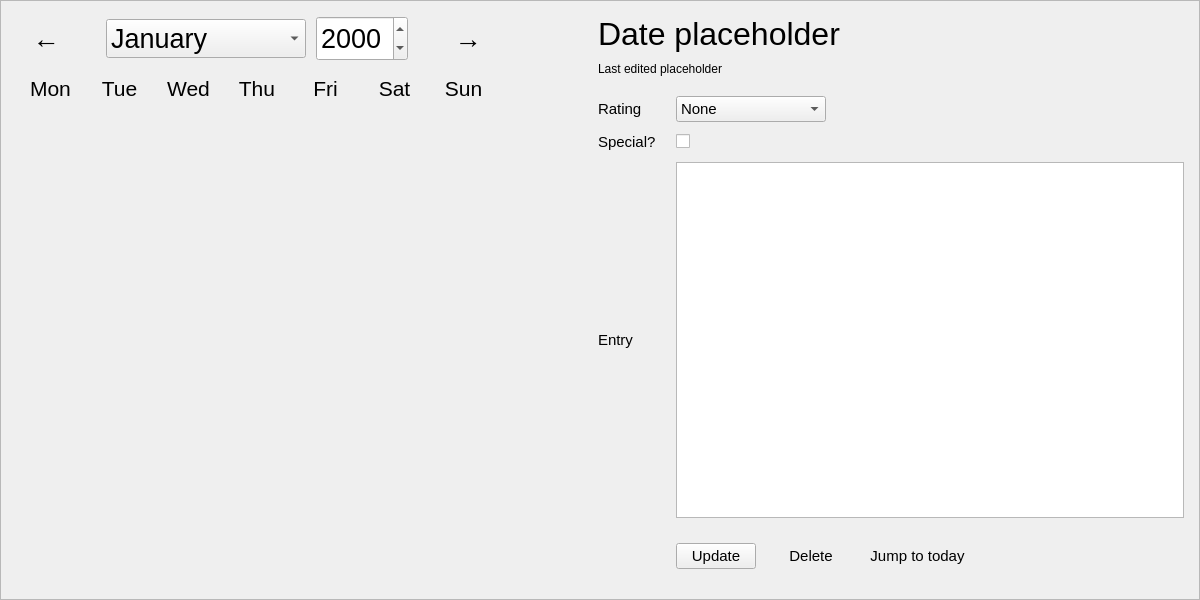
someretical/TheoreticalDiary, file src/gui/diaryeditor.ui: the form before one commit.
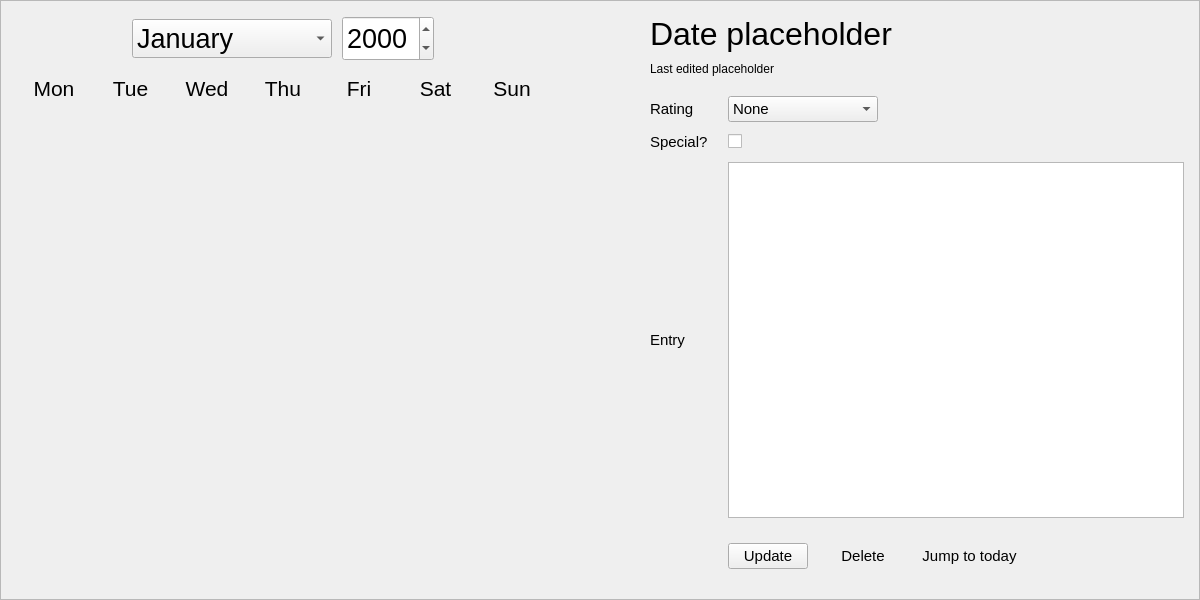
The form after the commit.

Patch:
```diff
--- a/src/gui/diaryeditor.ui
+++ b/src/gui/diaryeditor.ui
@@ -267,11 +267,45 @@
           <property name="verticalSpacing">
            <number>0</number>
           </property>
-          <item row="0" column="5">
+          <item row="0" column="4">
+           <widget class="QDateEdit" name="year_edit">
+            <property name="minimumSize">
+             <size>
+              <width>0</width>
+              <height>45</height>
+             </size>
+            </property>
+            <property name="font">
+             <font>
+              <pointsize>20</pointsize>
+             </font>
+            </property>
+            <property name="toolTip">
+             <string>Year edit</string>
+            </property>
+            <property name="displayFormat">
+             <string>yyyy</string>
+            </property>
+           </widget>
+          </item>
+          <item row="0" column="7">
+           <spacer name="horizontalSpacer_2">
+            <property name="orientation">
+             <enum>Qt::Horizontal</enum>
+            </property>
+            <property name="sizeHint" stdset="0">
+             <size>
+              <width>40</width>
+              <height>20</height>
+             </size>
+            </property>
+           </spacer>
+          </item>
+          <item row="0" column="6">
            <widget class="QPushButton" name="next_month">
             <property name="maximumSize">
              <size>
-              <width>60</width>
+              <width>40</width>
               <height>16777215</height>
              </size>
             </property>
@@ -287,7 +321,34 @@
              <string>Next month.</string>
             </property>
             <property name="text">
-             <string>→</string>
+             <string/>
+            </property>
+            <property name="flat">
+             <bool>true</bool>
+            </property>
+           </widget>
+          </item>
+          <item row="0" column="1">
+           <widget class="QPushButton" name="prev_month">
+            <property name="maximumSize">
+             <size>
+              <width>40</width>
+              <height>16777215</height>
+             </size>
+            </property>
+            <property name="font">
+             <font>
+              <pointsize>20</pointsize>
+             </font>
+            </property>
+            <property name="cursor">
+             <cursorShape>PointingHandCursor</cursorShape>
+            </property>
+            <property name="toolTip">
+             <string>Previous month.</string>
+            </property>
+            <property name="text">
+             <string/>
             </property>
             <property name="flat">
              <bool>true</bool>
@@ -295,6 +356,22 @@
            </widget>
           </item>
           <item row="0" column="2">
+           <spacer name="horizontalSpacer_3">
+            <property name="orientation">
+             <enum>Qt::Horizontal</enum>
+            </property>
+            <property name="sizeType">
+             <enum>QSizePolicy::Fixed</enum>
+            </property>
+            <property name="sizeHint" stdset="0">
+             <size>
+              <width>10</width>
+              <height>20</height>
+             </size>
+            </property>
+           </spacer>
+          </item>
+          <item row="0" column="3">
            <widget class="QComboBox" name="month_dropdown">
             <property name="minimumSize">
              <size>
@@ -375,7 +452,7 @@
             </item>
            </widget>
           </item>
-          <item row="0" column="4">
+          <item row="0" column="5">
            <spacer name="horizontalSpacer_4">
             <property name="orientation">
              <enum>Qt::Horizontal</enum>
@@ -385,71 +462,20 @@
             </property>
             <property name="sizeHint" stdset="0">
              <size>
-              <width>20</width>
+              <width>10</width>
               <height>20</height>
              </size>
             </property>
            </spacer>
           </item>
-          <item row="0" column="3">
-           <widget class="QDateEdit" name="year_edit">
-            <property name="minimumSize">
-             <size>
-              <width>0</width>
-              <height>45</height>
-             </size>
-            </property>
-            <property name="font">
-             <font>
-              <pointsize>20</pointsize>
-             </font>
-            </property>
-            <property name="toolTip">
-             <string>Year edit</string>
-            </property>
-            <property name="displayFormat">
-             <string>yyyy</string>
-            </property>
-           </widget>
-          </item>
           <item row="0" column="0">
-           <widget class="QPushButton" name="prev_month">
-            <property name="maximumSize">
-             <size>
-              <width>60</width>
-              <height>16777215</height>
-             </size>
-            </property>
-            <property name="font">
-             <font>
-              <pointsize>20</pointsize>
-             </font>
-            </property>
-            <property name="cursor">
-             <cursorShape>PointingHandCursor</cursorShape>
-            </property>
-            <property name="toolTip">
-             <string>Previous month.</string>
-            </property>
-            <property name="text">
-             <string>←</string>
-            </property>
-            <property name="flat">
-             <bool>true</bool>
-            </property>
-           </widget>
-          </item>
-          <item row="0" column="1">
-           <spacer name="horizontalSpacer_3">
+           <spacer name="horizontalSpacer_5">
             <property name="orientation">
              <enum>Qt::Horizontal</enum>
             </property>
-            <property name="sizeType">
-             <enum>QSizePolicy::Fixed</enum>
-            </property>
             <property name="sizeHint" stdset="0">
              <size>
-              <width>20</width>
+              <width>40</width>
               <height>20</height>
              </size>
             </property>
```
